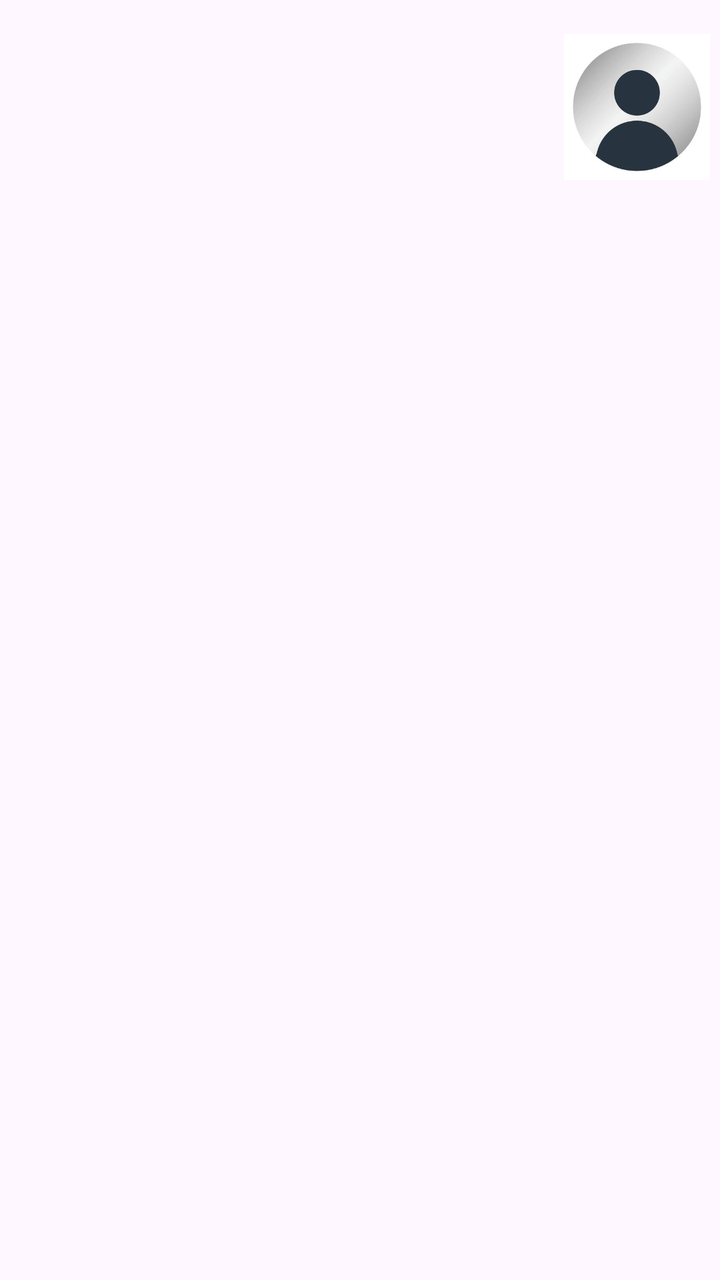
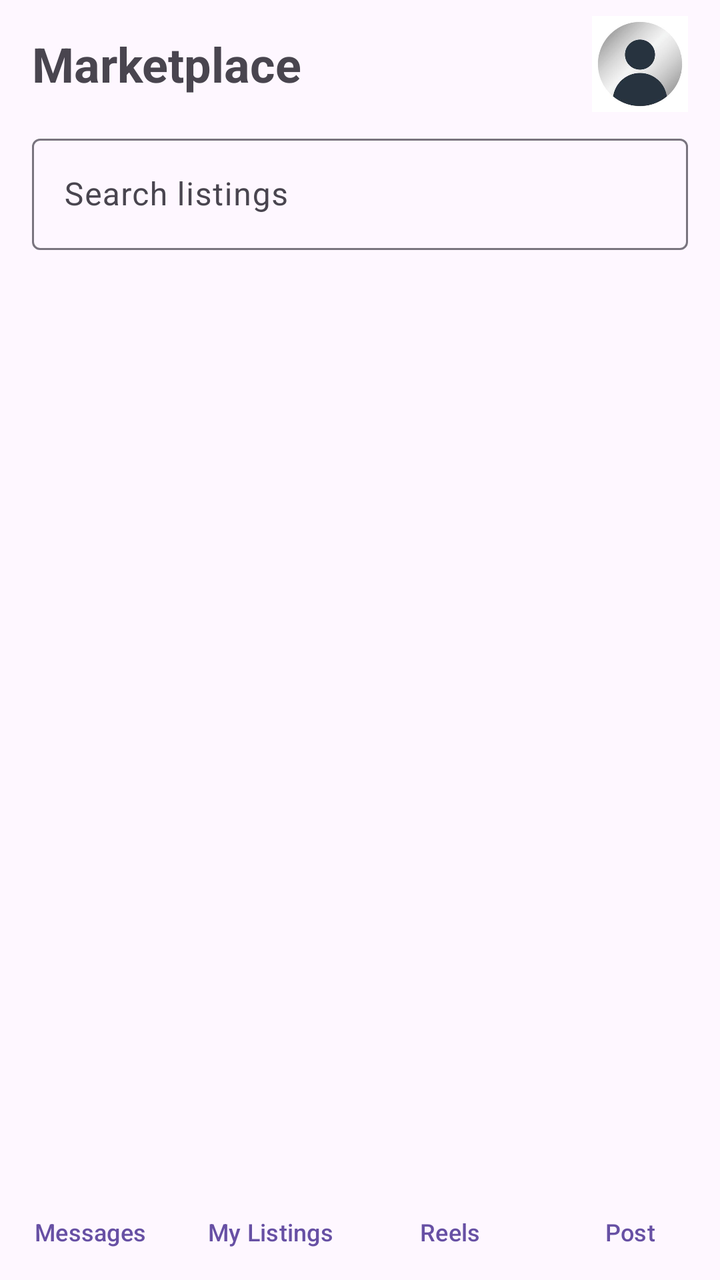

Before-and-after screenshots of an Android layout around one commit, followed by the original layout XML and the change that was made.
<!-- AndroidManifest.xml: application theme Theme.SOFE4640UFinalProject -->
<!-- res/layout/activity_homepage.xml -->
<?xml version="1.0" encoding="utf-8"?>
<androidx.constraintlayout.widget.ConstraintLayout xmlns:android="http://schemas.android.com/apk/res/android"
    xmlns:app="http://schemas.android.com/apk/res-auto"
    xmlns:tools="http://schemas.android.com/tools"
    android:id="@+id/main"
    android:layout_width="match_parent"
    android:layout_height="match_parent"
    tools:context=".Homepage">

    <ImageButton
        android:id="@+id/profileButton"
        android:layout_width="73dp"
        android:layout_height="97dp"
        android:layout_margin="5dp"
        android:background="@null"
        android:scaleType="fitCenter"
        android:src="@drawable/profile"
        app:layout_constraintEnd_toEndOf="parent"
        app:layout_constraintTop_toTopOf="parent" />
</androidx.constraintlayout.widget.ConstraintLayout>
<!-- resources referenced by this layout -->
<resources>
  <!-- drawable profile: jpg bitmap (drawable, 5847 bytes) -->
  <style name="Theme.SOFE4640UFinalProject" parent="Base.Theme.SOFE4640UFinalProject" />
  <style name="Base.Theme.SOFE4640UFinalProject" parent="Theme.Material3.DayNight.NoActionBar">
          
          
      </style>
</resources>

<!-- the commit's change to res/layout/activity_homepage.xml (unified diff, before → after) -->
@@ -1,20 +1,103 @@
 <?xml version="1.0" encoding="utf-8"?>
-<androidx.constraintlayout.widget.ConstraintLayout xmlns:android="http://schemas.android.com/apk/res/android"
-    xmlns:app="http://schemas.android.com/apk/res-auto"
+<LinearLayout xmlns:android="http://schemas.android.com/apk/res/android"
     xmlns:tools="http://schemas.android.com/tools"
     android:id="@+id/main"
     android:layout_width="match_parent"
     android:layout_height="match_parent"
+    android:orientation="vertical"
     tools:context=".Homepage">
 
-    <ImageButton
-        android:id="@+id/profileButton"
-        android:layout_width="73dp"
-        android:layout_height="97dp"
-        android:layout_margin="5dp"
-        android:background="@null"
-        android:scaleType="fitCenter"
-        android:src="@drawable/profile"
-        app:layout_constraintEnd_toEndOf="parent"
-        app:layout_constraintTop_toTopOf="parent" />
-</androidx.constraintlayout.widget.ConstraintLayout>
+    <LinearLayout
+        android:layout_width="match_parent"
+        android:layout_height="wrap_content"
+        android:gravity="center_vertical"
+        android:orientation="horizontal"
+        android:paddingHorizontal="16dp"
+        android:paddingVertical="8dp">
+
+        <TextView
+            android:layout_width="0dp"
+            android:layout_height="wrap_content"
+            android:layout_weight="1"
+            android:text="Marketplace"
+            android:textSize="24sp"
+            android:textStyle="bold" />
+
+        <ImageButton
+            android:id="@+id/profileButton"
+            android:layout_width="48dp"
+            android:layout_height="48dp"
+            android:background="@null"
+            android:contentDescription="Profile"
+            android:scaleType="fitCenter"
+            android:src="@drawable/profile" />
+    </LinearLayout>
+
+    <com.google.android.material.textfield.TextInputLayout
+        style="@style/Widget.Material3.TextInputLayout.OutlinedBox"
+        android:layout_width="match_parent"
+        android:layout_height="wrap_content"
+        android:layout_marginHorizontal="16dp"
+        android:hint="Search listings">
+
+        <com.google.android.material.textfield.TextInputEditText
+            android:id="@+id/etSearch"
+            android:layout_width="match_parent"
+            android:layout_height="wrap_content"
+            android:inputType="text"
+            android:maxLines="1" />
+    </com.google.android.material.textfield.TextInputLayout>
+
+    <androidx.recyclerview.widget.RecyclerView
+        android:id="@+id/rvListings"
+        android:layout_width="match_parent"
+        android:layout_height="0dp"
+        android:layout_weight="1"
+        android:paddingTop="8dp" />
+
+    <LinearLayout
+        android:layout_width="match_parent"
+        android:layout_height="wrap_content"
+        android:orientation="horizontal">
+
+        <Button
+            android:id="@+id/btnMessages"
+            style="@style/Widget.Material3.Button.TextButton"
+            android:layout_width="0dp"
+            android:layout_height="wrap_content"
+            android:layout_weight="1"
+            android:maxLines="1"
+            android:text="Messages"
+            android:textSize="12sp" />
+
+        <Button
+            android:id="@+id/btnMyListings"
+            style="@style/Widget.Material3.Button.TextButton"
+            android:layout_width="0dp"
+            android:layout_height="wrap_content"
+            android:layout_weight="1"
+            android:maxLines="1"
+            android:text="My Listings"
+            android:textSize="12sp" />
+
+        <Button
+            android:id="@+id/btnReels"
+            style="@style/Widget.Material3.Button.TextButton"
+            android:layout_width="0dp"
+            android:layout_height="wrap_content"
+            android:layout_weight="1"
+            android:maxLines="1"
+            android:text="Reels"
+            android:textSize="12sp" />
+
+        <Button
+            android:id="@+id/btnPost"
+            style="@style/Widget.Material3.Button.TextButton"
+            android:layout_width="0dp"
+            android:layout_height="wrap_content"
+            android:layout_weight="1"
+            android:maxLines="1"
+            android:text="Post"
+            android:textSize="12sp" />
+    </LinearLayout>
+</LinearLayout>
